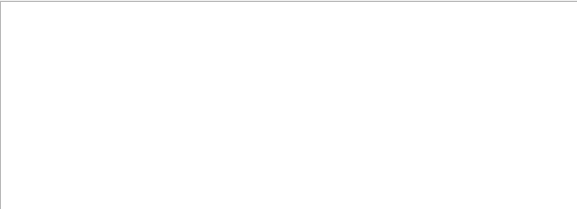
Before: the Qt Designer form displaytable.ui in Seerows/DBMS-with-Cpp-, drawn with Qt 5.
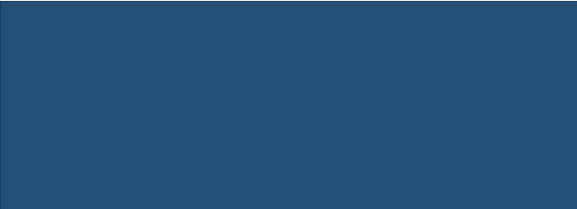
After: the same form once the commit is applied.

The edit to the form file:
```diff
--- a/displaytable.ui
+++ b/displaytable.ui
@@ -22,6 +22,9 @@
      <height>211</height>
     </rect>
    </property>
+   <property name="styleSheet">
+    <string notr="true">background-color: #264F78;</string>
+   </property>
   </widget>
  </widget>
  <resources/>
```
